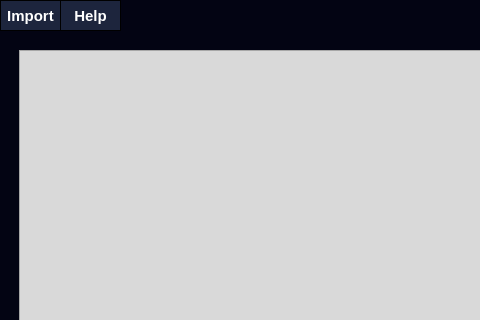
Above: GUI/form.ui from KiriltsevDaniil/EvAlgPractice before the change; both pictures show x 0 to 480 and y 0 to 320 of the 1126 by 800 pixel window. Below: the same form after it.
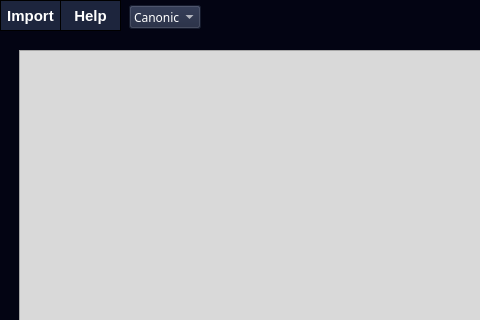
That is the form after the change.

What changed in the file:
```diff
--- a/GUI/form.ui
+++ b/GUI/form.ui
@@ -524,6 +524,235 @@
     <string>[ ]</string>
    </property>
   </widget>
+  <widget class="QComboBox" name="AlgVersBox">
+   <property name="geometry">
+    <rect>
+     <x>129</x>
+     <y>5</y>
+     <width>72</width>
+     <height>24</height>
+    </rect>
+   </property>
+   <property name="palette">
+    <palette>
+     <active>
+      <colorrole role="WindowText">
+       <brush brushstyle="SolidPattern">
+        <color alpha="255">
+         <red>255</red>
+         <green>255</green>
+         <blue>255</blue>
+        </color>
+       </brush>
+      </colorrole>
+      <colorrole role="Button">
+       <brush brushstyle="SolidPattern">
+        <color alpha="255">
+         <red>29</red>
+         <green>37</green>
+         <blue>61</blue>
+        </color>
+       </brush>
+      </colorrole>
+      <colorrole role="Text">
+       <brush brushstyle="SolidPattern">
+        <color alpha="255">
+         <red>255</red>
+         <green>255</green>
+         <blue>255</blue>
+        </color>
+       </brush>
+      </colorrole>
+      <colorrole role="ButtonText">
+       <brush brushstyle="SolidPattern">
+        <color alpha="255">
+         <red>255</red>
+         <green>255</green>
+         <blue>255</blue>
+        </color>
+       </brush>
+      </colorrole>
+      <colorrole role="Base">
+       <brush brushstyle="SolidPattern">
+        <color alpha="255">
+         <red>29</red>
+         <green>37</green>
+         <blue>61</blue>
+        </color>
+       </brush>
+      </colorrole>
+      <colorrole role="Window">
+       <brush brushstyle="SolidPattern">
+        <color alpha="255">
+         <red>29</red>
+         <green>37</green>
+         <blue>61</blue>
+        </color>
+       </brush>
+      </colorrole>
+      <colorrole role="PlaceholderText">
+       <brush brushstyle="SolidPattern">
+        <color alpha="255">
+         <red>255</red>
+         <green>255</green>
+         <blue>255</blue>
+        </color>
+       </brush>
+      </colorrole>
+     </active>
+     <inactive>
+      <colorrole role="WindowText">
+       <brush brushstyle="SolidPattern">
+        <color alpha="255">
+         <red>255</red>
+         <green>255</green>
+         <blue>255</blue>
+        </color>
+       </brush>
+      </colorrole>
+      <colorrole role="Button">
+       <brush brushstyle="SolidPattern">
+        <color alpha="255">
+         <red>29</red>
+         <green>37</green>
+         <blue>61</blue>
+        </color>
+       </brush>
+      </colorrole>
+      <colorrole role="Text">
+       <brush brushstyle="SolidPattern">
+        <color alpha="255">
+         <red>255</red>
+         <green>255</green>
+         <blue>255</blue>
+        </color>
+       </brush>
+      </colorrole>
+      <colorrole role="ButtonText">
+       <brush brushstyle="SolidPattern">
+        <color alpha="255">
+         <red>255</red>
+         <green>255</green>
+         <blue>255</blue>
+        </color>
+       </brush>
+      </colorrole>
+      <colorrole role="Base">
+       <brush brushstyle="SolidPattern">
+        <color alpha="255">
+         <red>29</red>
+         <green>37</green>
+         <blue>61</blue>
+        </color>
+       </brush>
+      </colorrole>
+      <colorrole role="Window">
+       <brush brushstyle="SolidPattern">
+        <color alpha="255">
+         <red>29</red>
+         <green>37</green>
+         <blue>61</blue>
+        </color>
+       </brush>
+      </colorrole>
+      <colorrole role="PlaceholderText">
+       <brush brushstyle="SolidPattern">
+        <color alpha="255">
+         <red>255</red>
+         <green>255</green>
+         <blue>255</blue>
+        </color>
+       </brush>
+      </colorrole>
+     </inactive>
+     <disabled>
+      <colorrole role="WindowText">
+       <brush brushstyle="SolidPattern">
+        <color alpha="255">
+         <red>255</red>
+         <green>255</green>
+         <blue>255</blue>
+        </color>
+       </brush>
+      </colorrole>
+      <colorrole role="Button">
+       <brush brushstyle="SolidPattern">
+        <color alpha="255">
+         <red>29</red>
+         <green>37</green>
+         <blue>61</blue>
+        </color>
+       </brush>
+      </colorrole>
+      <colorrole role="Text">
+       <brush brushstyle="SolidPattern">
+        <color alpha="255">
+         <red>255</red>
+         <green>255</green>
+         <blue>255</blue>
+        </color>
+       </brush>
+      </colorrole>
+      <colorrole role="ButtonText">
+       <brush brushstyle="SolidPattern">
+        <color alpha="255">
+         <red>255</red>
+         <green>255</green>
+         <blue>255</blue>
+        </color>
+       </brush>
+      </colorrole>
+      <colorrole role="Base">
+       <brush brushstyle="SolidPattern">
+        <color alpha="255">
+         <red>29</red>
+         <green>37</green>
+         <blue>61</blue>
+        </color>
+       </brush>
+      </colorrole>
+      <colorrole role="Window">
+       <brush brushstyle="SolidPattern">
+        <color alpha="255">
+         <red>29</red>
+         <green>37</green>
+         <blue>61</blue>
+        </color>
+       </brush>
+      </colorrole>
+      <colorrole role="PlaceholderText">
+       <brush brushstyle="SolidPattern">
+        <color alpha="255">
+         <red>255</red>
+         <green>255</green>
+         <blue>255</blue>
+        </color>
+       </brush>
+      </colorrole>
+     </disabled>
+    </palette>
+   </property>
+   <property name="styleSheet">
+    <string notr="true">background: #1d253d ;
+color: white;
+font:  semibold 10px;</string>
+   </property>
+   <item>
+    <property name="text">
+     <string>Canonical</string>
+    </property>
+   </item>
+   <item>
+    <property name="text">
+     <string>Genitor</string>
+    </property>
+   </item>
+   <item>
+    <property name="text">
+     <string>Island</string>
+    </property>
+   </item>
+  </widget>
  </widget>
  <resources/>
  <connections/>
```
